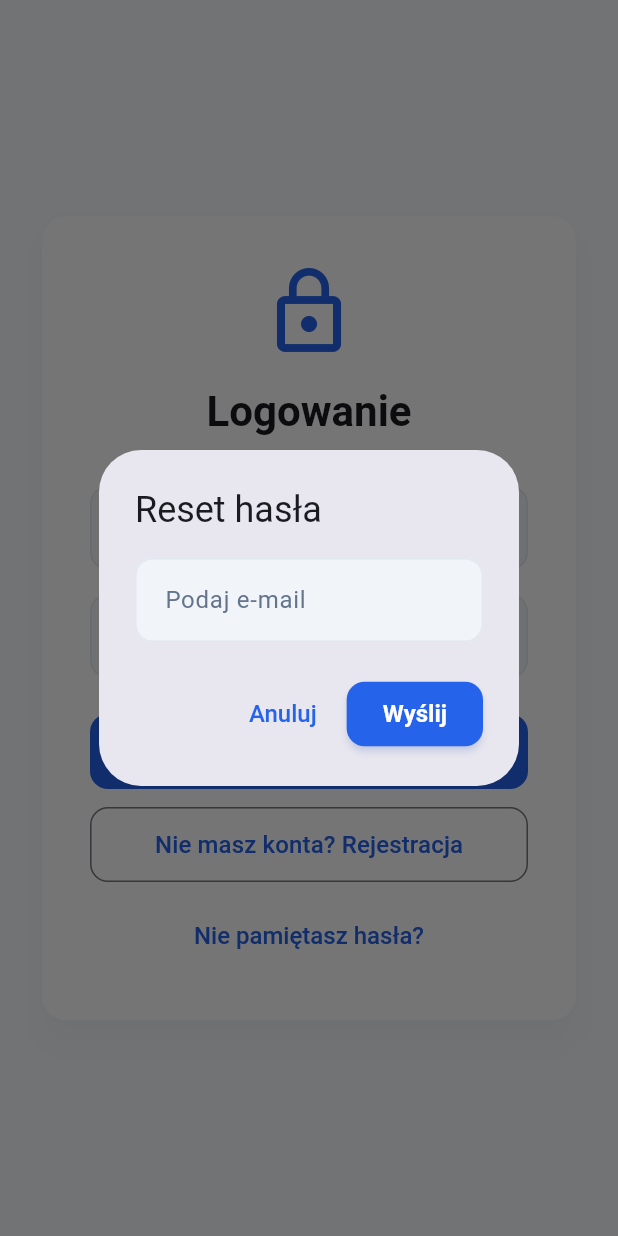
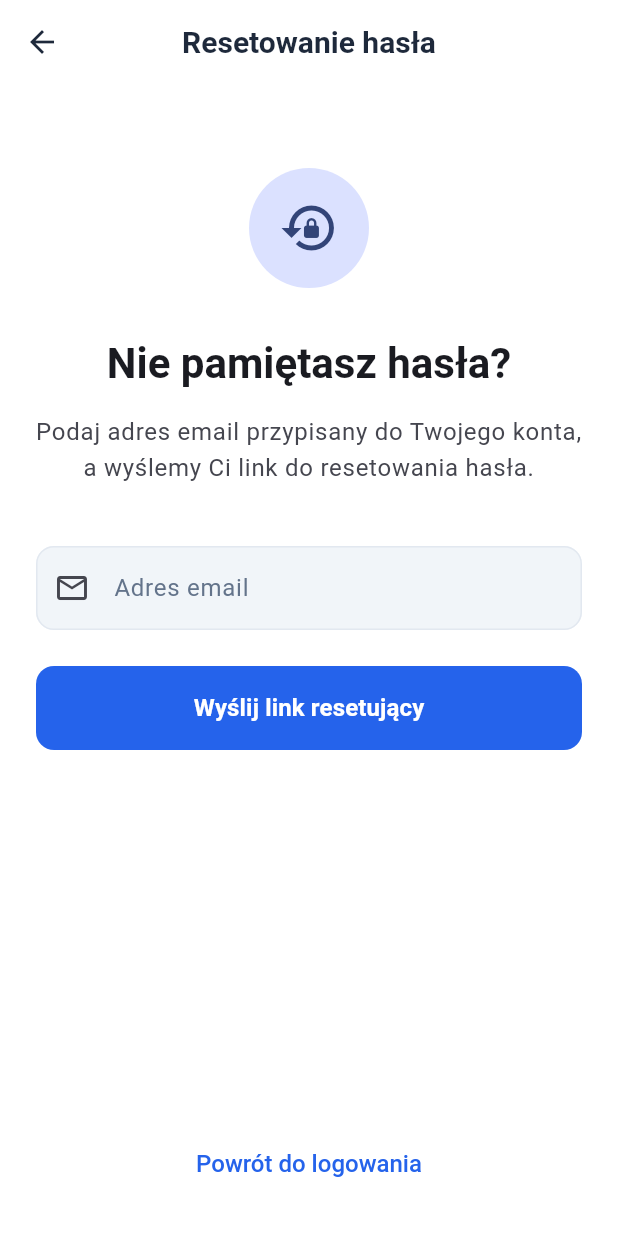
Before and after one commit to Weski1/edu-ai-front, a Flutter app: the screen it shows after launch, after a tap on "Nie pamiętasz hasła?", on a phone screen of 412 x 824 dp. Run offline on Flutter 3.47's test engine with Material 3 defaults, Android fonts, the phone set to English and light mode, and no system bars; our stand-ins replace image_picker, shared_preferences; missing offline and left inert: flutter_tex; accounts and stored records are empty.

Commit message:
add password reset

```diff
--- /dev/null
+++ b/lib/models/password_reset_request.dart
@@ -0,0 +1,13 @@
+class PasswordResetRequest {
+  final String email;
+
+  PasswordResetRequest({
+    required this.email,
+  });
+
+  Map<String, dynamic> toJson() {
+    return {
+      'email': email,
+    };
+  }
+}
--- a/lib/screens/login_screen.dart
+++ b/lib/screens/login_screen.dart
@@ -1,6 +1,7 @@
 import 'package:flutter/material.dart';
 import 'package:praca_inzynierska_front/screens/main_screen.dart';
 import 'package:praca_inzynierska_front/screens/register_screen.dart';
+import 'package:praca_inzynierska_front/screens/password_reset_request_screen.dart';
 import 'package:praca_inzynierska_front/services/auth_service.dart';
 
 class LoginScreen extends StatefulWidget {
@@ -14,7 +15,6 @@ class _LoginScreenState extends State<LoginScreen> {
   final TextEditingController _emailController = TextEditingController();
   final TextEditingController _passwordController = TextEditingController();
   bool _loading = false;
-  bool _resetLoading = false;
 
   Future<void> _login() async {
     final email = _emailController.text.trim();
@@ -45,62 +45,15 @@ class _LoginScreenState extends State<LoginScreen> {
     }
   }
 
-  Future<void> _onForgotPassword() async {
-    String email = _emailController.text.trim();
-
-    if (email.isEmpty) {
-      final tempController = TextEditingController();
-      final ok = await showDialog<bool>(
-        context: context,
-        builder: (ctx) => AlertDialog(
-          title: const Text("Reset hasła"),
-          content: TextField(
-            controller: tempController,
-            keyboardType: TextInputType.emailAddress,
-            decoration: const InputDecoration(
-              labelText: "Podaj e-mail",
-              border: OutlineInputBorder(),
-            ),
-          ),
-          actions: [
-            TextButton(onPressed: () => Navigator.pop(ctx, false), child: const Text("Anuluj")),
-            ElevatedButton(onPressed: () => Navigator.pop(ctx, true), child: const Text("Wyślij")),
-          ],
-        ),
-      );
-      if (ok != true) return;
-      email = tempController.text.trim();
-    }
-
-    if (email.isEmpty) {
-      if (!mounted) return;
-      ScaffoldMessenger.of(context).showSnackBar(
-        const SnackBar(content: Text("Podaj adres e-mail")),
-      );
-      return;
-    }
-
-    setState(() => _resetLoading = true);
-    final error = await AuthService.requestPasswordReset(email);
-    setState(() => _resetLoading = false);
-
-    if (error == null) {
-      if (!mounted) return;
-      ScaffoldMessenger.of(context).showSnackBar(
-        const SnackBar(content: Text("Jeśli podany e-mail istnieje, wysłaliśmy instrukcje resetu hasła.")),
-      );
-    } else {
-      if (!mounted) return;
-      ScaffoldMessenger.of(context).showSnackBar(SnackBar(content: Text(error)));
-    }
+  void _onForgotPassword() {
+    Navigator.push(
+      context,
+      MaterialPageRoute(builder: (_) => const PasswordResetRequestScreen()),
+    );
   }
 
   @override
   Widget build(BuildContext context) {
-    final resetChild = _resetLoading
-        ? const SizedBox(height: 16, width: 16, child: CircularProgressIndicator(strokeWidth: 2))
-        : const Text("Nie pamiętasz hasła?");
-
     return Scaffold(
       backgroundColor: Theme.of(context).colorScheme.background,
       body: Center(
@@ -175,8 +128,8 @@ class _LoginScreenState extends State<LoginScreen> {
                   ),
                   const SizedBox(height: 12),
                   TextButton(
-                    onPressed: _resetLoading ? null : _onForgotPassword,
-                    child: resetChild,
+                    onPressed: _onForgotPassword,
+                    child: const Text("Nie pamiętasz hasła?"),
                   ),
                 ],
               ),
--- /dev/null
+++ b/lib/screens/password_reset_request_screen.dart
@@ -0,0 +1,276 @@
+import 'package:flutter/material.dart';
+import '../services/password_reset_api_service.dart';
+
+class PasswordResetRequestScreen extends StatefulWidget {
+  const PasswordResetRequestScreen({super.key});
+
+  @override
+  State<PasswordResetRequestScreen> createState() => _PasswordResetRequestScreenState();
+}
+
+class _PasswordResetRequestScreenState extends State<PasswordResetRequestScreen> {
+  final _formKey = GlobalKey<FormState>();
+  final _emailController = TextEditingController();
+  bool _isLoading = false;
+  bool _requestSent = false;
+
+  @override
+  void dispose() {
+    _emailController.dispose();
+    super.dispose();
+  }
+
+  String? _validateEmail(String? value) {
+    if (value == null || value.isEmpty) {
+      return 'Proszę podać adres email';
+    }
+
+    final emailRegex = RegExp(r'^[\w-\.]+@([\w-]+\.)+[\w-]{2,4}$');
+    if (!emailRegex.hasMatch(value)) {
+      return 'Proszę podać prawidłowy adres email';
+    }
+
+    return null;
+  }
+
+  Future<void> _sendResetRequest() async {
+    if (!_formKey.currentState!.validate()) return;
+
+    setState(() => _isLoading = true);
+
+    try {
+      await PasswordResetApiService.requestPasswordReset(_emailController.text.trim());
+
+      setState(() => _requestSent = true);
+
+    } catch (e) {
+      if (mounted) {
+        ScaffoldMessenger.of(context).showSnackBar(
+          SnackBar(
+            content: Text('Błąd: $e'),
+            backgroundColor: Colors.red,
+          ),
+        );
+      }
+    } finally {
+      setState(() => _isLoading = false);
+    }
+  }
+
+  @override
+  Widget build(BuildContext context) {
+    final theme = Theme.of(context);
+
+    return Scaffold(
+      appBar: AppBar(
+        title: const Text('Resetowanie hasła'),
+        backgroundColor: Colors.transparent,
+        elevation: 0,
+      ),
+      body: SafeArea(
+        child: Padding(
+          padding: const EdgeInsets.all(24.0),
+          child: _requestSent ? _buildSuccessView(theme) : _buildFormView(theme),
+        ),
+      ),
+    );
+  }
+
+  Widget _buildFormView(ThemeData theme) {
+    return Column(
+      crossAxisAlignment: CrossAxisAlignment.stretch,
+      children: [
+        const SizedBox(height: 32),
+
+        // Ikona
+        Container(
+          alignment: Alignment.center,
+          child: Container(
+            width: 80,
+            height: 80,
+            decoration: BoxDecoration(
+              color: theme.colorScheme.primaryContainer,
+              borderRadius: BorderRadius.circular(40),
+            ),
+            child: Icon(
+              Icons.lock_reset,
+              size: 40,
+              color: theme.colorScheme.onPrimaryContainer,
+            ),
+          ),
+        ),
+
+        const SizedBox(height: 32),
+
+        // Tytuł i opis
+        Text(
+          'Nie pamiętasz hasła?',
+          style: theme.textTheme.headlineMedium?.copyWith(
+            fontWeight: FontWeight.bold,
+            color: theme.colorScheme.onBackground,
+          ),
+          textAlign: TextAlign.center,
+        ),
+
+        const SizedBox(height: 16),
+
+        Text(
+          'Podaj adres email przypisany do Twojego konta, a wyślemy Ci link do resetowania hasła.',
+          style: theme.textTheme.bodyLarge?.copyWith(
+            color: theme.colorScheme.onSurfaceVariant,
+          ),
+          textAlign: TextAlign.center,
+        ),
+
+        const SizedBox(height: 40),
+
+        // Formularz
+        Form(
+          key: _formKey,
+          child: Column(
+            children: [
+              TextFormField(
+                controller: _emailController,
+                keyboardType: TextInputType.emailAddress,
+                textInputAction: TextInputAction.done,
+                enabled: !_isLoading,
+                decoration: InputDecoration(
+                  labelText: 'Adres email',
+                  hintText: 'przykład@email.com',
+                  prefixIcon: const Icon(Icons.email_outlined),
+                  border: OutlineInputBorder(
+                    borderRadius: BorderRadius.circular(12),
+                  ),
+                ),
+                validator: _validateEmail,
+                onFieldSubmitted: (_) => _sendResetRequest(),
+              ),
+
+              const SizedBox(height: 24),
+
+              SizedBox(
+                width: double.infinity,
+                height: 56,
+                child: FilledButton(
+                  onPressed: _isLoading ? null : _sendResetRequest,
+                  style: FilledButton.styleFrom(
+                    shape: RoundedRectangleBorder(
+                      borderRadius: BorderRadius.circular(12),
+                    ),
+                  ),
+                  child: _isLoading
+                      ? const SizedBox(
+                          width: 20,
+                          height: 20,
+                          child: CircularProgressIndicator(strokeWidth: 2),
+                        )
+                      : const Text(
+                          'Wyślij link resetujący',
+                          style: TextStyle(
+                            fontSize: 16,
+                            fontWeight: FontWeight.w600,
+                          ),
+                        ),
+                ),
+              ),
+            ],
+          ),
+        ),
+
+        const Spacer(),
+
+        // Link powrotny do logowania
+        TextButton(
+          onPressed: () => Navigator.of(context).pop(),
+          child: const Text('Powrót do logowania'),
+        ),
+      ],
+    );
+  }
+
+  Widget _buildSuccessView(ThemeData theme) {
+    return Column(
+      children: [
+        const Spacer(),
+
+        // Ikona sukcesu
+        Container(
+          width: 100,
+          height: 100,
+          decoration: BoxDecoration(
+            color: Colors.green.withOpacity(0.1),
+            borderRadius: BorderRadius.circular(50),
+          ),
+          child: const Icon(
+            Icons.check_circle_outline,
+            size: 60,
+            color: Colors.green,
+          ),
+        ),
+
+        const SizedBox(height: 32),
+
+        // Komunikat sukcesu
+        Text(
+          'Email wysłany!',
+          style: theme.textTheme.headlineMedium?.copyWith(
+            fontWeight: FontWeight.bold,
+            color: Colors.green,
+          ),
+          textAlign: TextAlign.center,
+        ),
+
+        const SizedBox(height: 16),
+
+        Text(
+          'Jeśli podany email istnieje w naszej bazie, wysłaliśmy na niego instrukcje resetowania hasła.',
+          style: theme.textTheme.bodyLarge?.copyWith(
+            color: theme.colorScheme.onSurfaceVariant,
+          ),
+          textAlign: TextAlign.center,
+        ),
+
+        const SizedBox(height: 16),
+
+        Text(
+          'Sprawdź swoją skrzynkę pocztową (również folder spam) i postępuj zgodnie z instrukcjami.',
+          style: theme.textTheme.bodyMedium?.copyWith(
+            color: theme.colorScheme.onSurfaceVariant,
+          ),
+          textAlign: TextAlign.center,
+        ),
+
+        const Spacer(),
+
+        // Przycisk powrotu
+        SizedBox(
+          width: double.infinity,
+          height: 56,
+          child: FilledButton(
+            onPressed: () => Navigator.of(context).pop(),
+            style: FilledButton.styleFrom(
+              shape: RoundedRectangleBorder(
+                borderRadius: BorderRadius.circular(12),
+              ),
+            ),
+            child: const Text(
+              'Powrót do logowania',
+              style: TextStyle(
+                fontSize: 16,
+                fontWeight: FontWeight.w600,
+              ),
+            ),
+          ),
+        ),
+
+        const SizedBox(height: 16),
+
+        // Opcja ponownego wysłania
+        TextButton(
+          onPressed: () => setState(() => _requestSent = false),
+          child: const Text('Nie otrzymałem emaila - wyślij ponownie'),
+        ),
+      ],
+    );
+  }
+}
--- /dev/null
+++ b/lib/services/password_reset_api_service.dart
@@ -0,0 +1,30 @@
+import 'dart:convert';
+import '../models/password_reset_request.dart';
+import '../services/api_client_service.dart';
+
+class PasswordResetApiService {
+  /// Wyślij żądanie resetowania hasła
+  static Future<Map<String, dynamic>> requestPasswordReset(String email) async {
+    final request = PasswordResetRequest(email: email);
+
+    print('=== PASSWORD RESET REQUEST DEBUG ===');
+    print('Email: $email');
+    print('Request URL: ${ApiClient.baseUrl}/auth/password-reset/request');
+    print('Request body: ${request.toJson()}');
+
+    final res = await ApiClient.post(
+      '/auth/password-reset/request',
+      body: request.toJson(),
+    );
+
+    print('Response status: ${res.statusCode}');
+    final bodyTxt = utf8.decode(res.bodyBytes);
+    print('Response body: $bodyTxt');
+
+    if (res.statusCode != 200) {
+      throw Exception('Błąd żądania resetowania hasła: ${res.statusCode} $bodyTxt');
+    }
+
+    return jsonDecode(bodyTxt) as Map<String, dynamic>;
+  }
+}
```
